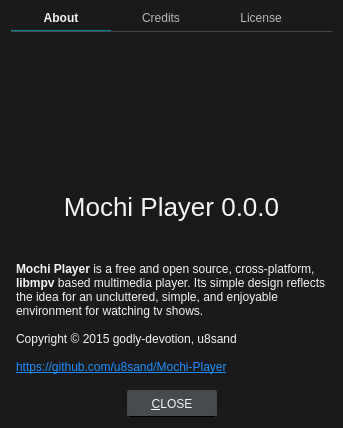
First picture: the form in src/ui/aboutdialog.ui, repository gitter-badger/mochi-player, before the edit.
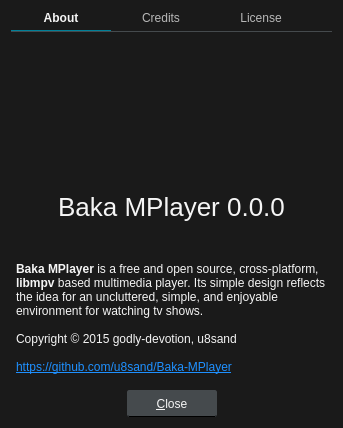
Second picture: the form after the edit. Icons and pictures are not drawn.

Diff of the .ui file:
```diff
--- a/src/ui/aboutdialog.ui
+++ b/src/ui/aboutdialog.ui
@@ -183,7 +183,7 @@
        <item>
         <widget class="QLabel" name="versionLabel">
          <property name="text">
-          <string>Mochi Player 0.0.0</string>
+          <string>Baka MPlayer 0.0.0</string>
          </property>
          <property name="alignment">
           <set>Qt::AlignCenter</set>
@@ -193,7 +193,7 @@
        <item>
         <widget class="QLabel" name="infoLabel">
          <property name="text">
-          <string>&lt;html&gt;&lt;head/&gt;&lt;body&gt;&lt;p&gt;&lt;b&gt;Mochi Player&lt;/b&gt; is a free and open source, cross-platform, &lt;b&gt;libmpv&lt;/b&gt; based multimedia player. Its simple design reflects the idea for an uncluttered, simple, and enjoyable environment for watching tv shows.&lt;br&gt;&lt;br&gt;Copyright © 2015 godly-devotion, u8sand&lt;br&gt;&lt;br&gt;&lt;a href=&quot;https://github.com/u8sand/Mochi-Player&quot;&gt;&lt;span style=&quot; text-decoration: underline; color:dodgerblue;&quot;&gt;https://github.com/u8sand/Mochi-Player&lt;/span&gt;&lt;/a&gt;&lt;/p&gt;&lt;/body&gt;&lt;/html&gt;</string>
+          <string>&lt;html&gt;&lt;head/&gt;&lt;body&gt;&lt;p&gt;&lt;b&gt;Baka MPlayer&lt;/b&gt; is a free and open source, cross-platform, &lt;b&gt;libmpv&lt;/b&gt; based multimedia player. Its simple design reflects the idea for an uncluttered, simple, and enjoyable environment for watching tv shows.&lt;br&gt;&lt;br&gt;Copyright © 2015 godly-devotion, u8sand&lt;br&gt;&lt;br&gt;&lt;a href=&quot;https://github.com/u8sand/Baka-MPlayer&quot;&gt;&lt;span style=&quot; text-decoration: underline; color:dodgerblue;&quot;&gt;https://github.com/u8sand/Baka-MPlayer&lt;/span&gt;&lt;/a&gt;&lt;/p&gt;&lt;/body&gt;&lt;/html&gt;</string>
          </property>
          <property name="alignment">
           <set>Qt::AlignLeading|Qt::AlignLeft|Qt::AlignTop</set>
@@ -329,7 +329,7 @@
      <item>
       <widget class="QPushButton" name="closeButton">
        <property name="text">
-        <string>&amp;CLOSE</string>
+        <string>&amp;Close</string>
        </property>
        <property name="default">
         <bool>true</bool>
```
Left out of the diff: 2 changed lines with no effect on the pictures.
